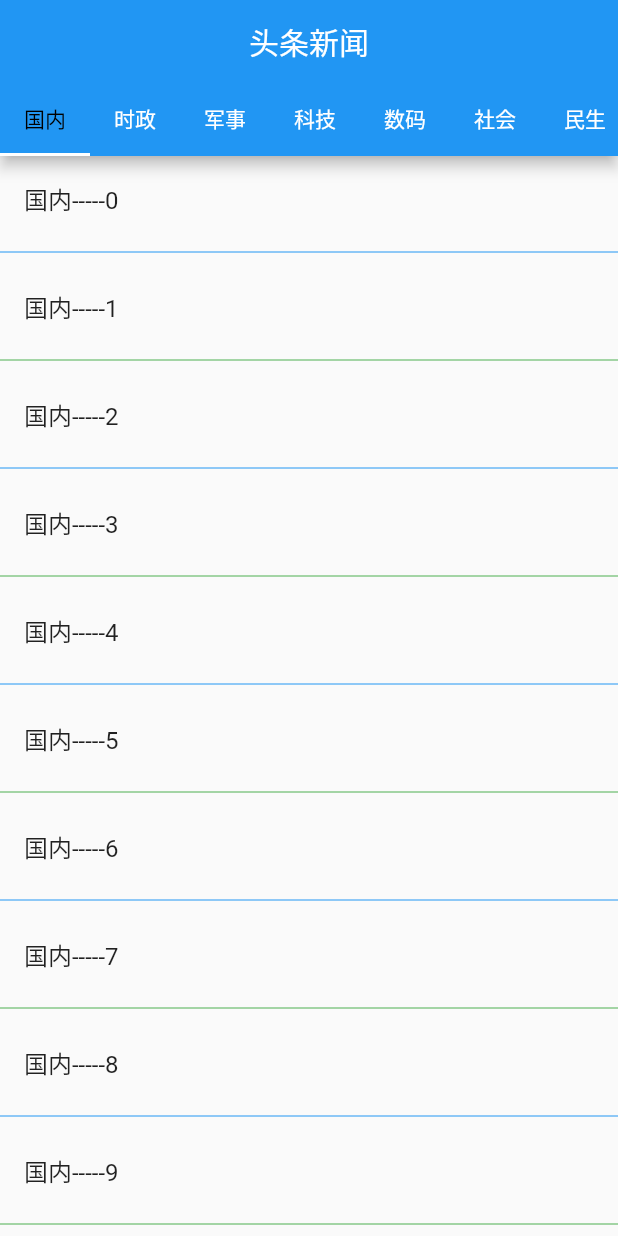
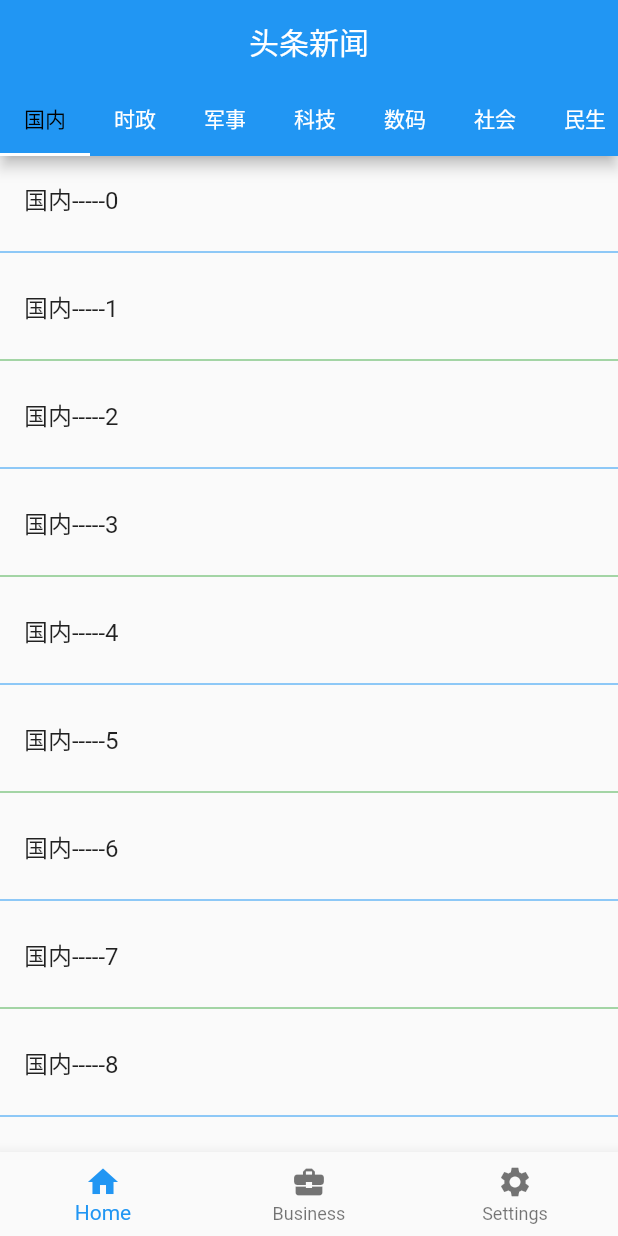
Before and after one commit to idealcn/wanandroid-flutter, a Flutter app: the screen it shows after launch, on a phone screen of 412 x 824 dp. Run offline on Flutter 3.47's test engine with Material 2 defaults, Android fonts, the phone set to English and light mode, and no system bars.

```diff
--- a/lib/main.dart
+++ b/lib/main.dart
@@ -110,6 +110,22 @@ class _MyHomePageState extends State<MyHomePage>
           isScrollable: true,
         ),
       ),
+      bottomNavigationBar: BottomNavigationBar(
+        items: const <BottomNavigationBarItem>[
+          BottomNavigationBarItem(
+            icon: Icon(Icons.home),
+            title: Text("Home")
+          ),
+          BottomNavigationBarItem(
+            icon: Icon(Icons.business_center),
+            title: Text("Business")
+          ),
+          BottomNavigationBarItem(
+            icon: Icon(Icons.settings),
+            title: Text("Settings")
+          ),
+        ],
+      ),
       body: TabBarView(
         controller: _tabController,
         children: tabs.map((e) {
```
Also changed, not shown: pubspec.lock, 2 other files.
